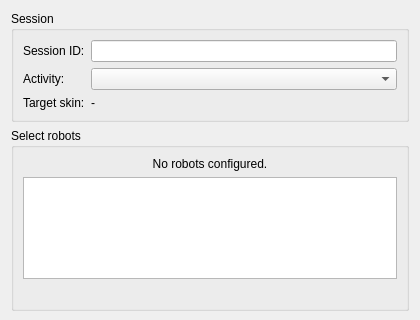
Before: the Qt Designer form src/gui/ui/session_setup_dialog.ui in techandpeople/SoftEdIBO, drawn with Qt 5; both pictures show x 0 to 420 and y 0 to 320 of the 420 by 520 pixel window.
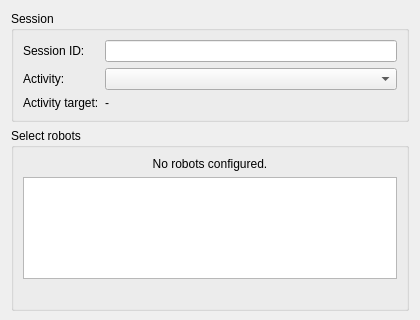
After: the same form once the commit is applied.

Patch:
```diff
--- a/src/gui/ui/session_setup_dialog.ui
+++ b/src/gui/ui/session_setup_dialog.ui
@@ -34,7 +34,7 @@
       </item>
       <item row="2" column="0">
        <widget class="QLabel" name="label_target_skin">
-        <property name="text"><string>Target skin:</string></property>
+        <property name="text"><string>Activity target:</string></property>
        </widget>
       </item>
       <item row="2" column="1">
```
